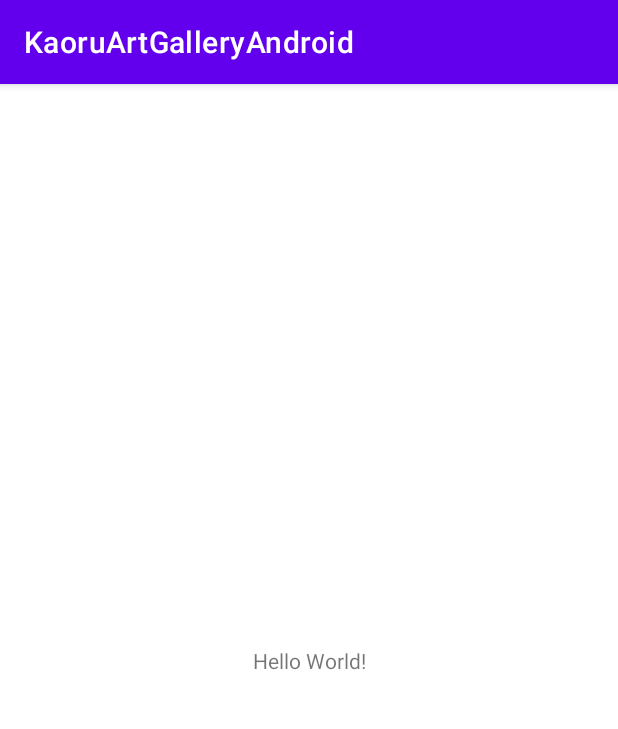
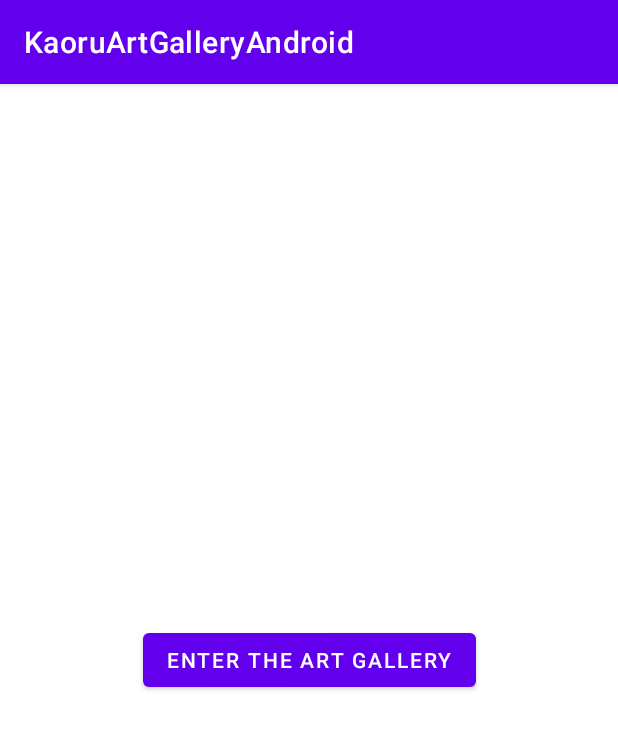
Before and after one commit to Crandy9/kag_android, an Android app: the screen it shows after launch (MainActivity), on a phone screen of 412 x 824 dp. Shown: the top 729 px of the screen. Run offline under Robolectric (Android 15) with nearby library versions, the phone set to English and light mode, and no system bars.

Commit message:
added first button

```diff
--- a/app/src/main/AndroidManifest.xml
+++ b/app/src/main/AndroidManifest.xml
@@ -1,6 +1,7 @@
 <?xml version="1.0" encoding="utf-8"?>
 <manifest xmlns:android="http://schemas.android.com/apk/res/android"
     xmlns:tools="http://schemas.android.com/tools">
+    <uses-permission android:name="android.permission.INTERNET" />
 
     <application
         android:allowBackup="true"
--- a/app/src/main/res/layout/activity_main.xml
+++ b/app/src/main/res/layout/activity_main.xml
@@ -4,15 +4,17 @@
     xmlns:tools="http://schemas.android.com/tools"
     android:layout_width="match_parent"
     android:layout_height="match_parent"
-    tools:context=".MainActivity">
+    tools:context=".MainActivity"
+    >
 
-    <TextView
+
+    <Button
+        android:id="@+id/gallerybtn"
         android:layout_width="wrap_content"
         android:layout_height="wrap_content"
-        android:text="Hello World!"
+        android:text="Enter the Art Gallery"
         app:layout_constraintBottom_toBottomOf="parent"
         app:layout_constraintEnd_toEndOf="parent"
         app:layout_constraintStart_toStartOf="parent"
         app:layout_constraintTop_toTopOf="parent" />
-
 </androidx.constraintlayout.widget.ConstraintLayout>
```
Also changed, not shown: app/src/main/java/com/example/kaoruartgalleryandroid/MainActivity.java (+16 -0 lines).
